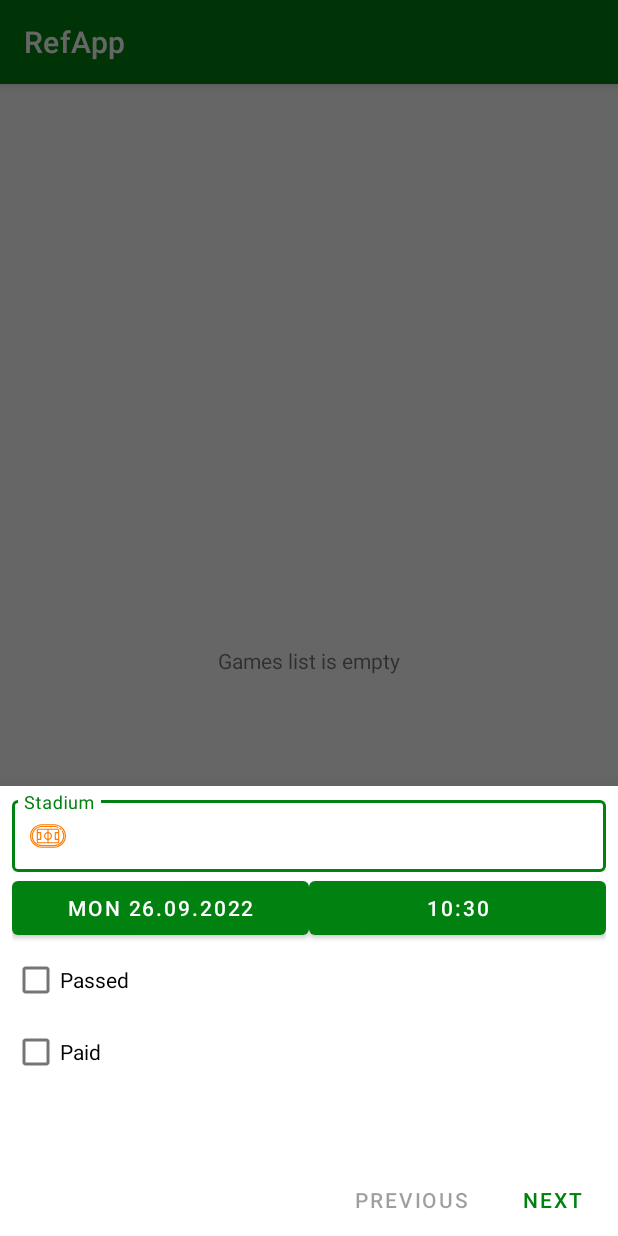
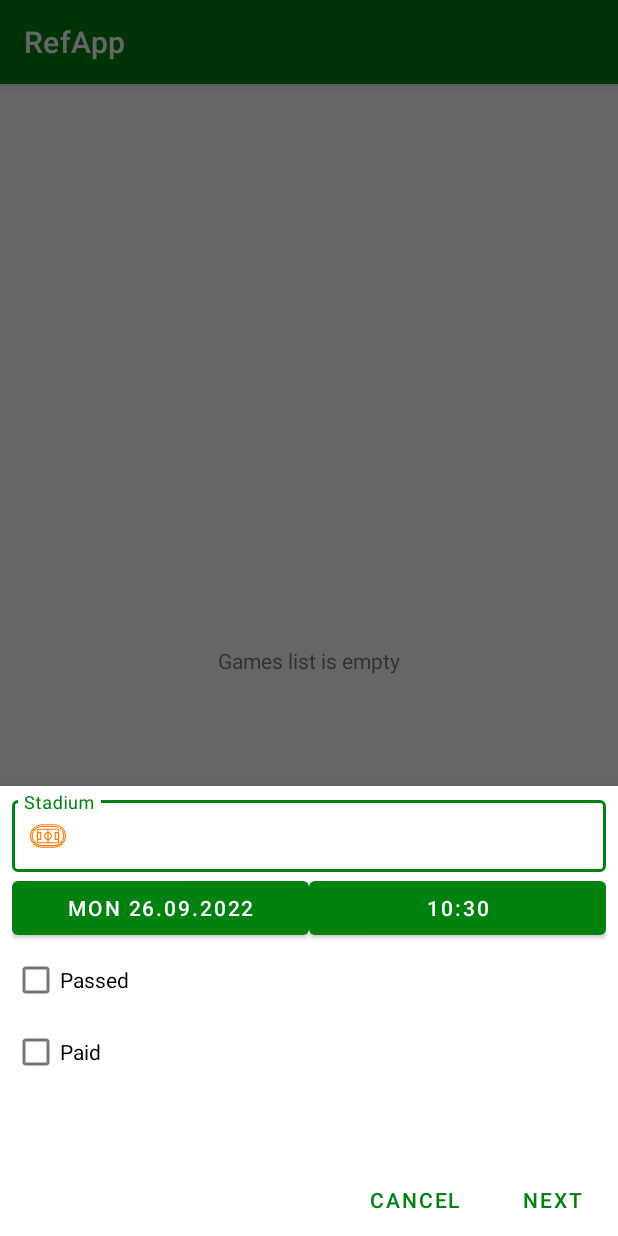
Before and after one commit to Egraf99/RefApp, an Android app: the screen it shows after launch (MainActivity), after a tap on "Add new Game", on a phone screen of 412 x 824 dp. Run offline under Robolectric (Android 15) with nearby library versions, the phone set to English and light mode, and no system bars; our stand-ins replace Room's generated code, data binding.

Commit message:
изменение AddGameDestination

```diff
--- a/app/src/main/java/com/egraf/refapp/dialogs/add_new_game/AddNewGameBottomDialog.kt
+++ b/app/src/main/java/com/egraf/refapp/dialogs/add_new_game/AddNewGameBottomDialog.kt
@@ -1,6 +1,7 @@
 package com.egraf.refapp.dialogs.add_new_game
 
 import android.os.Bundle
+import android.util.Log
 import android.view.LayoutInflater
 import android.view.View
 import android.view.ViewGroup
@@ -24,17 +25,17 @@ class AddNewGameBottomDialog: BottomSheetDialogFragment() {
         addNewGameViewModel.setPosition(0)
         addNewGameViewModel.destination.observe(this) { destination ->
             if (destination == null) return@observe
-            // TODO: неправильно реализован переход к предыдущему фрагменту, заменить через наследование AddGameDestination
             val fragment =
                 binding.addGameFragmentContainer.getFragment<NavHostFragment>().childFragmentManager.fragments[0] as ChooserFragment
-            when (destination.res) {
-                -1 -> // сохранение игры и закрытие окна
-                {
+            when (destination) {
+                AddGameDestination.CREATE -> { // сохранение игры и закрытие окна
                     fragment.addGameToDB()
                     this.dismiss()
                 }
-                -2 -> // переход к предыдущему фрагменту
-                {
+                AddGameDestination.CANCEL -> { // закрытие окна добавления игры
+                    this.dismiss()
+                }
+                AddGameDestination.PREVIOUS -> { // переход к предыдущему фрагменту
                     fragment.putGameInBundle()
                     binding.addGameFragmentContainer.findNavController().popBackStack()
                 }
@@ -70,11 +71,15 @@ class AddNewGameBottomDialog: BottomSheetDialogFragment() {
     }
 
     private fun checkCurrentFragmentPosition() {
-        // выключаем кнопку previous, если показывается первый фрагмент
-        binding.previousButton.isEnabled = addNewGameViewModel.currentPosition != 0
+        Log.d(TAG, "checkCurrentFragmentPosition: ${addNewGameViewModel.currentPosition}")
+        //  меняем текст на кнопке previous, если показывается первый фрагмент
+        if (addNewGameViewModel.currentPosition == 0)
+            binding.previousButton.setText(R.string.cancel)
+        else
+            binding.previousButton.setText(R.string.previous)
 
         // меняем текст на кнопке next, если показывается последний фрагмент
-        if (addNewGameViewModel.currentPosition == AddGameDestination.values().size-3)
+        if (addNewGameViewModel.currentPosition == AddGameDestination.values().size-1 - 3)
             binding.nextButton.setText(R.string.create)
         else
             binding.nextButton.setText(R.string.next)
--- a/app/src/main/java/com/egraf/refapp/dialogs/add_new_game/AddNewGameViewModel.kt
+++ b/app/src/main/java/com/egraf/refapp/dialogs/add_new_game/AddNewGameViewModel.kt
@@ -1,23 +1,24 @@
 package com.egraf.refapp.dialogs.add_new_game
 
+import android.util.Log
 import androidx.lifecycle.LiveData
 import androidx.lifecycle.MutableLiveData
 import com.egraf.refapp.R
 import com.egraf.refapp.ui.ViewModelWithEntitiesAndGame
 
-enum class AddGameDestination(val res: Int) {
-    DATE_CHOOSE(0),
+enum class AddGameDestination(val res: Int = 0) {
+    // фрагменты (индекс последнего фрагмента = AddGameDestination.size-1 - 3 (минус действия)
+    DATE_CHOOSE,
     TEAM_CHOOSE(R.id.action_choose_date_to_team),
     REFEREE_CHOSE(R.id.action_choose_team_to_referee),
-    CLOSE(-1),
-    // PREVIOUS должен быть последним в списке
-    PREVIOUS(-2)
+    // действия
+    CANCEL, PREVIOUS, CREATE;
 }
 
 class AddNewGameViewModel: ViewModelWithEntitiesAndGame() {
     var currentPosition = 0
         private set
-    val destination: LiveData<AddGameDestination?> get() = _destination
+    val destination: LiveData<out AddGameDestination?> get() = _destination
     private val _destination = MutableLiveData<AddGameDestination?>(null)
 
     fun setPosition(position: Int) {
@@ -25,12 +26,19 @@ class AddNewGameViewModel: ViewModelWithEntitiesAndGame() {
     }
 
     fun showPreviousFragment() {
+        Log.d("AddNewGameDialog", "showPreviousFragment")
         currentPosition -= 1
-        _destination.value = AddGameDestination.values().last() // PREVIOUS destination
+        if (currentPosition < 0)
+            _destination.value = AddGameDestination.CANCEL
+        else
+            _destination.value = AddGameDestination.PREVIOUS
     }
 
     fun showNextFragment() {
         currentPosition += 1
-        _destination.value = AddGameDestination.values()[currentPosition]
+        if (currentPosition >= AddGameDestination.values().size-1 - 3)
+            _destination.value = AddGameDestination.CREATE
+        else
+            _destination.value = AddGameDestination.values()[currentPosition]
     }
 }
--- a/app/src/main/java/com/egraf/refapp/dialogs/add_new_game/ChooserFragment.kt
+++ b/app/src/main/java/com/egraf/refapp/dialogs/add_new_game/ChooserFragment.kt
@@ -21,10 +21,9 @@ private const val ARG_RESERVE_REF = "ReserveRefereeBundleKey"
 private const val ARG_INSPECTOR = "InspectorBundleKey"
 
 private const val TAG = "AddGame"
+private const val BUNDLE_KEY = "BundleKey"
 
 abstract class ChooserFragment : Fragment() {
-    private val BUNDLE_KEY = "BundleKey"
-
     abstract fun updateUI()
 
     protected val addNewGameViewModel: AddNewGameViewModel by lazy {
--- a/app/src/main/res/layout/add_new_game_dialog.xml
+++ b/app/src/main/res/layout/add_new_game_dialog.xml
@@ -36,7 +36,7 @@
                     android:layout_width="wrap_content"
                     android:layout_height="wrap_content"
                     android:layout_marginEnd="4dp"
-                    android:text="@string/previous"
+                    android:text="@string/cancel"
                     app:layout_constraintEnd_toStartOf="@id/next_button" />
 
                 <Button
```
